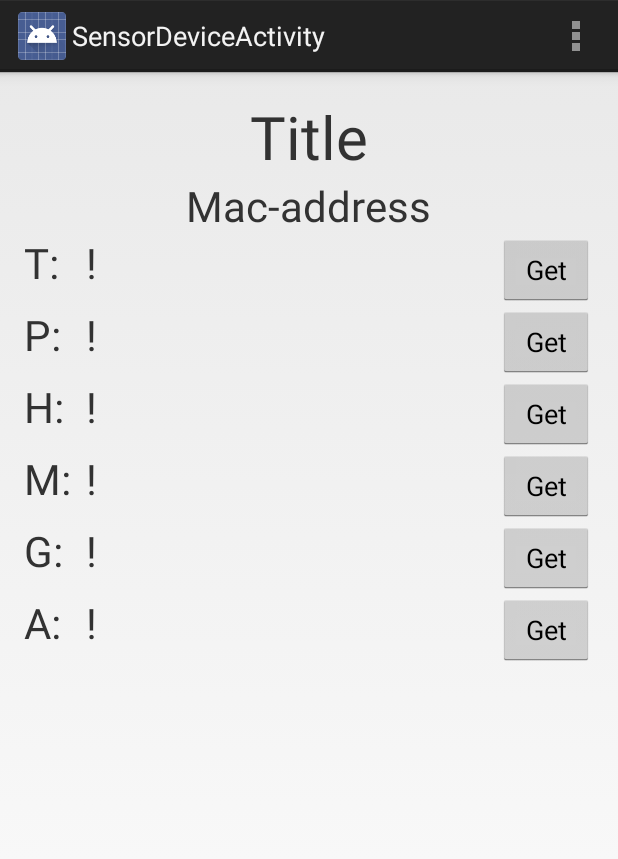
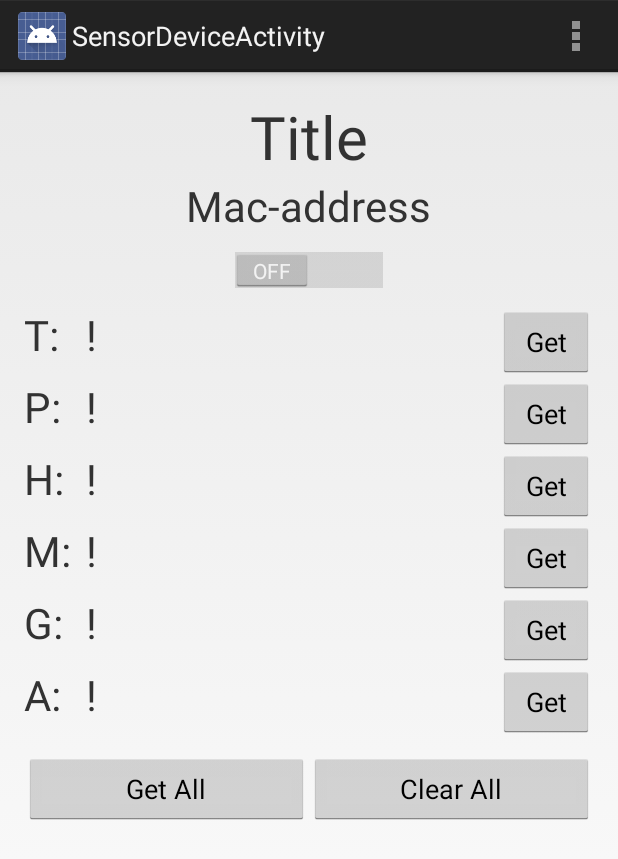
Before and after one commit to ockka/ETSN05-Group2, an Android app: the SensorDeviceActivity screen opened directly, with no data from a screen before it, on a phone screen of 412 x 824 dp. Shown: the top 859 px of the screen. Run offline under Robolectric (Android 15) with nearby library versions, the phone set to English and light mode, and no system bars.

Commit message:
Gjort mer på sensordeviceactivity

```diff
--- a/app/src/main/res/layout/activity_sensor_device.xml
+++ b/app/src/main/res/layout/activity_sensor_device.xml
@@ -7,21 +7,32 @@
     android:orientation="vertical"
     tools:context="com.etsn05group2.lampcontroller.activity.SensorDeviceActivity">
 
-    <TextView android:text="Title" android:layout_width="wrap_content"
+    <TextView android:text="Title"
+        android:layout_width="wrap_content"
         android:layout_height="wrap_content"
         android:id="@+id/titleTextView"
         android:textSize="40sp"
         android:layout_gravity="center"/>
 
-    <TextView android:text="Mac-address" android:layout_width="wrap_content"
+    <TextView android:text="Mac-address"
+        android:layout_width="wrap_content"
         android:layout_height="wrap_content"
         android:id="@+id/macAddressTextView"
         android:textSize="28sp"
         android:layout_gravity="center" />
 
+    <Switch
+        android:layout_width="wrap_content"
+        android:layout_height="wrap_content"
+        android:layout_gravity="center"
+        android:id="@+id/sensorSwitch"
+        android:layout_marginTop="10dp" />
+
     <TableLayout
         android:layout_width="match_parent"
-        android:layout_height="wrap_content">
+        android:layout_height="wrap_content"
+        android:layout_marginTop="10dp"
+        android:layout_marginBottom="10dp">
 
         <TableRow
             android:layout_width="match_parent"
@@ -40,7 +51,8 @@
 
             <Button android:text="@string/get"
                 android:id="@+id/temperatureButton"
-                android:layout_gravity="right" />
+                android:layout_gravity="right"
+                android:onClick="getTemperature" />
         </TableRow>
 
         <TableRow
@@ -143,8 +155,25 @@
                 android:layout_gravity="right" />
         </TableRow>
 
+    </TableLayout>
+    <LinearLayout
+        android:layout_width="match_parent"
+        android:layout_height="wrap_content"
+        android:orientation="horizontal">
 
-    </TableLayout>
+        <Button
+            android:id="@+id/getAllButton"
+            android:text="@string/get_all"
+            android:layout_width="0dp"
+            android:layout_height="wrap_content"
+            android:layout_weight="1" />
 
+        <Button
+            android:id="@+id/clearAllButton"
+            android:text="@string/clear_all"
+            android:layout_width="0dp"
+            android:layout_height="wrap_content"
+            android:layout_weight="1"/>
+    </LinearLayout>
 
 </LinearLayout>
--- a/app/src/main/res/values/strings.xml
+++ b/app/src/main/res/values/strings.xml
@@ -6,5 +6,7 @@
     <string name="action_settings">Settings</string>
     <string name="title_activity_sensor_device">SensorDeviceActivity</string>
     <string name="get">Get</string>
+    <string name="get_all">Get All</string>
+    <string name="clear_all">Clear All</string>
 
 </resources>
```
Also changed, not shown: app/src/main/java/com/etsn05group2/lampcontroller/activity/SensorDeviceActivity.java (+65 -0 lines).
